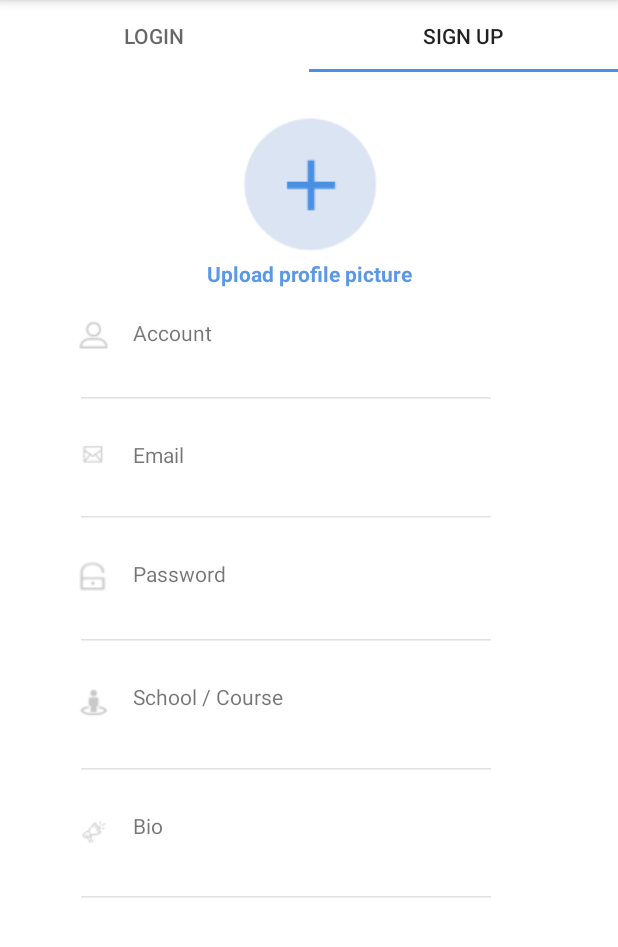
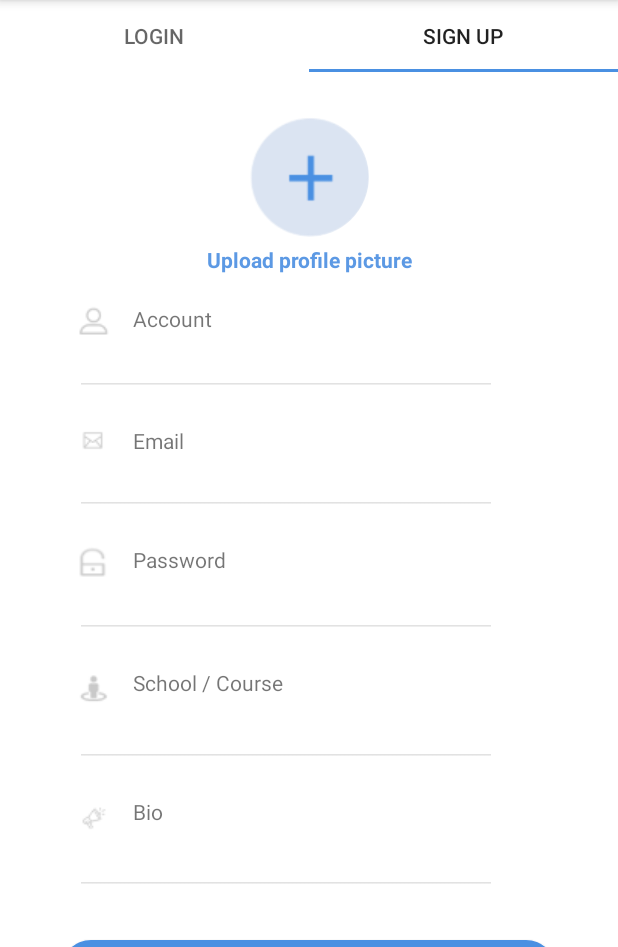
Before and after one commit to PhilipLeong/MAPP-CA4, an Android app: the screen it shows after launch (MainActivity), tab 2 chosen, on a phone screen of 412 x 824 dp, the part 289-1236 px from its top. Run offline under Robolectric (Android 15) with nearby library versions, the phone set to English and light mode, and no system bars; our stand-ins replace CircleImageView, Firebase (no records; nobody signed in at launch, a user with empty details on screens opened directly).

```diff
--- a/BookHub/app/build.gradle
+++ b/BookHub/app/build.gradle
@@ -25,8 +25,10 @@ dependencies {
     implementation 'androidx.appcompat:appcompat:1.1.0'
     implementation 'androidx.constraintlayout:constraintlayout:1.1.3'
     implementation 'com.google.firebase:firebase-analytics:17.2.0'
+    implementation 'com.google.firebase:firebase-storage:19.1.0'
     implementation 'androidx.lifecycle:lifecycle-extensions:2.1.0'
     implementation 'com.google.firebase:firebase-firestore:21.3.1'
+    implementation 'de.hdodenhof:circleimageview:3.0.2'
     implementation 'com.google.android.material:material:1.0.0'
     testImplementation 'junit:junit:4.12'
     androidTestImplementation 'androidx.test.ext:junit:1.1.1'
--- a/BookHub/app/src/main/res/layout/signupfragment.xml
+++ b/BookHub/app/src/main/res/layout/signupfragment.xml
@@ -11,14 +11,15 @@
     android:orientation="vertical"
     android:translationY="30dp">
 
-    <ImageButton
+    <de.hdodenhof.circleimageview.CircleImageView
         android:id= "@+id/uploadProfilepic_ImgBtn"
-        android:layout_width="match_parent"
-        android:layout_height="wrap_content"
+        android:layout_width="80dp"
+        android:layout_height="80dp"
         android:layout_weight="1"
+        android:layout_gravity="center_horizontal"
         android:background="#00000000"
         android:gravity="center_horizontal"
-        app:srcCompat="@drawable/add_icon" />
+        android:src="@drawable/add_icon" />
 
     <TextView
         android:layout_width="wrap_content"
```
Also changed, not shown: BookHub/app/src/main/java/mapp/com/sg/bookhub/loginsignupui/SignUpFragment.java (+101 -2 lines).
